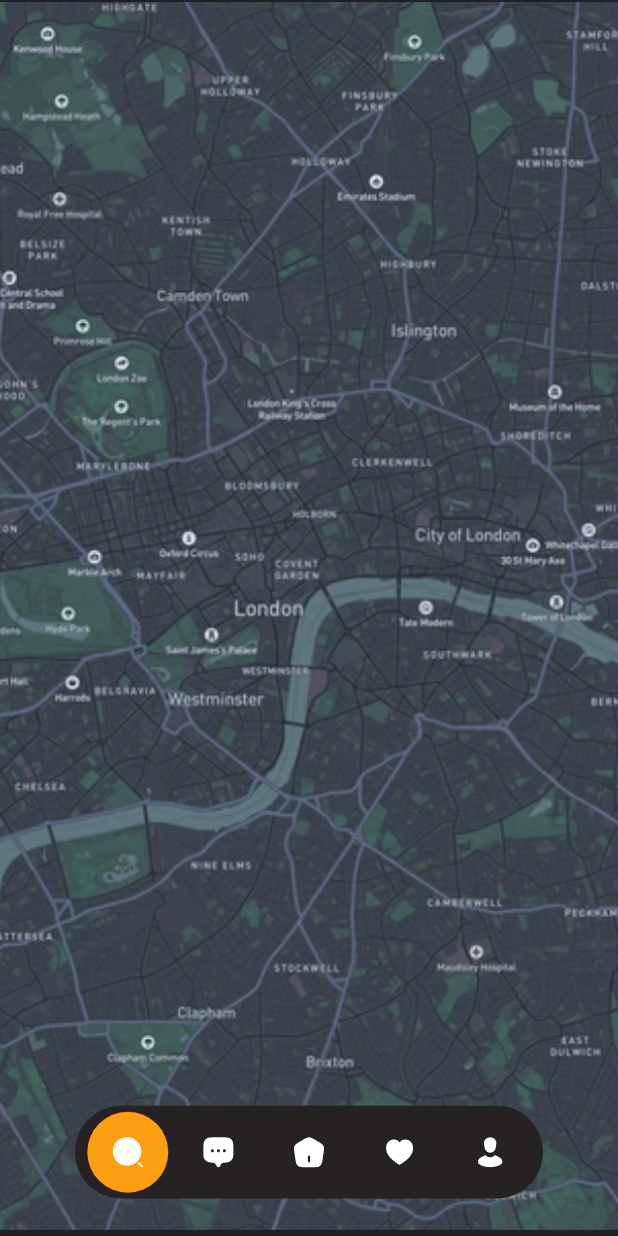
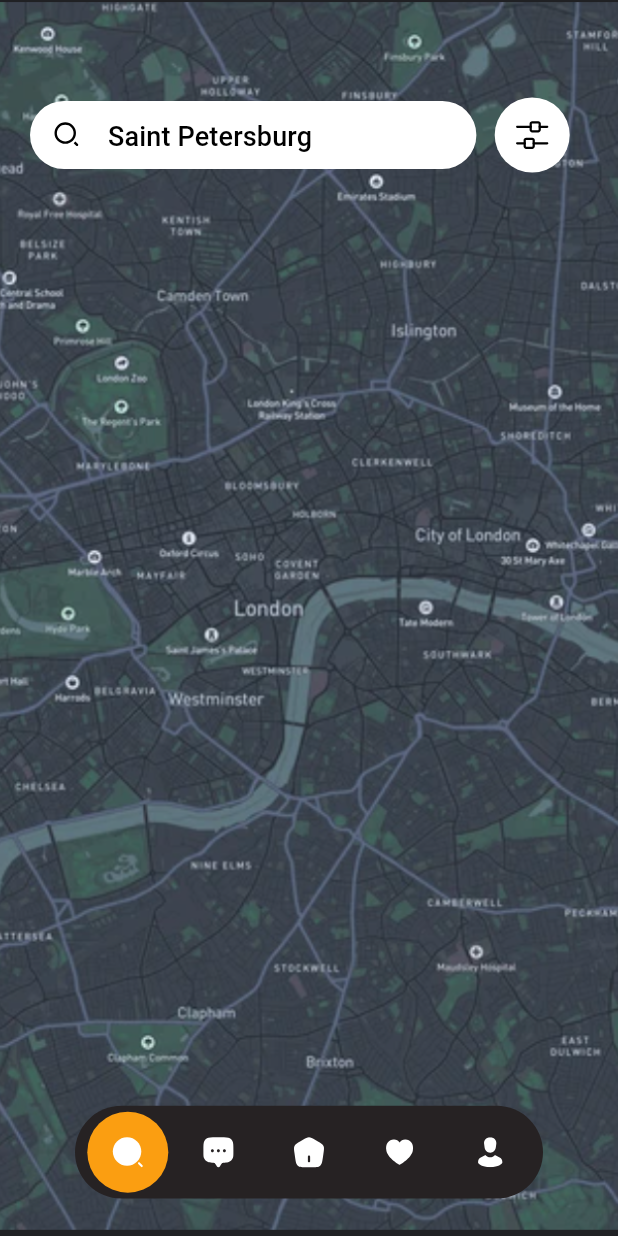
Before and after one commit to chiweliterem/Places, a Flutter app: the NavigationScreen screen opened directly, on a phone screen of 412 x 824 dp. Run offline on Flutter 3.47's test engine with Material 3 defaults, Android fonts, the phone set to English and light mode, and no system bars; our stand-ins replace flutter_svg, google_fonts.

Commit message:
Added the sesrch and filter widget UI.

```diff
--- /dev/null
+++ b/lib/reusable/search_bar_widget.dart
@@ -0,0 +1,70 @@
+import 'package:flutter/material.dart';
+import 'package:flutter_svg/flutter_svg.dart';
+import 'package:places/colors/colors.dart';
+
+class SearchBarWidget extends StatelessWidget {
+  const SearchBarWidget({super.key});
+
+  @override
+  Widget build(BuildContext context) {
+    return Align(
+      alignment: Alignment.topCenter,
+      child: Padding(
+        padding: const EdgeInsets.symmetric(vertical: 65.0, horizontal: 20.0),
+        child: Row(
+          children: [
+            //Search text field
+            Expanded(
+              flex: 8,
+              child: Container(
+                width: MediaQuery.of(context).size.width,
+                height: MediaQuery.of(context).size.height * 0.055,
+                decoration: BoxDecoration(
+                  color: kWhite,
+                  borderRadius: BorderRadius.circular(50.0),
+                ),
+                child: TextFormField(
+                  controller: TextEditingController(text: "Saint Petersburg"),
+                  textAlignVertical: TextAlignVertical.center,
+                  cursorColor: kBlack,
+                  cursorHeight: 15.0,
+                  cursorWidth: 1.0,
+                  style: Theme.of(
+                    context,
+                  ).textTheme.titleSmall?.copyWith(color: kBlack),
+                  decoration: InputDecoration(
+                    fillColor: kWhite,
+                    border: InputBorder.none,
+                    enabledBorder: InputBorder.none,
+                    focusedBorder: InputBorder.none,
+                    errorBorder: InputBorder.none,
+                    disabledBorder: InputBorder.none,
+                    contentPadding: EdgeInsets.symmetric(
+                      vertical: 2.0,
+                      horizontal: 2.0,
+                    ),
+                    prefixIcon: SvgPicture.asset(
+                      "assets/svgs/search_outline.svg",
+                      width: 20.0,
+                      height: 20.0,
+                    ),
+                  ),
+                ),
+              ),
+            ),
+
+            //Filter
+            Expanded(
+              flex: 2,
+              child: CircleAvatar(
+                maxRadius: 25.0,
+                backgroundColor: kWhite,
+                child: SvgPicture.asset("assets/svgs/filter.svg"),
+              ),
+            ),
+          ],
+        ),
+      ),
+    );
+  }
+}
--- a/lib/screens/navigation.dart
+++ b/lib/screens/navigation.dart
@@ -1,5 +1,6 @@
 import 'package:flutter/material.dart';
 import 'package:places/reusable/custom_navigation_bar.dart';
+import 'package:places/reusable/search_bar_widget.dart';
 
 class NavigationScreen extends StatelessWidget {
   const NavigationScreen({super.key});
@@ -20,6 +21,9 @@ class NavigationScreen extends StatelessWidget {
             ),
             child: Stack(
               children: [
+                //Search bar widget
+                SearchBarWidget(),
+
                 //Bottom Navigation bar
                 CustomNavigationBar(),
               ],
```
Also changed, not shown: assets/svgs/filter.svg (added), assets/svgs/search_outline.svg (added).
